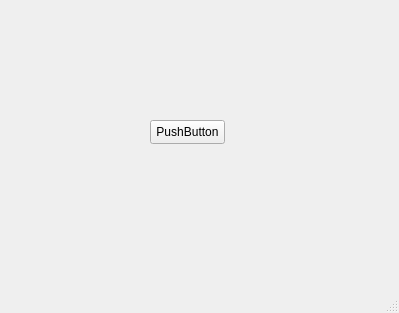
Above: sources/mainwindow.ui from Karthran/ChatQt before the change. Below: the same form after it.
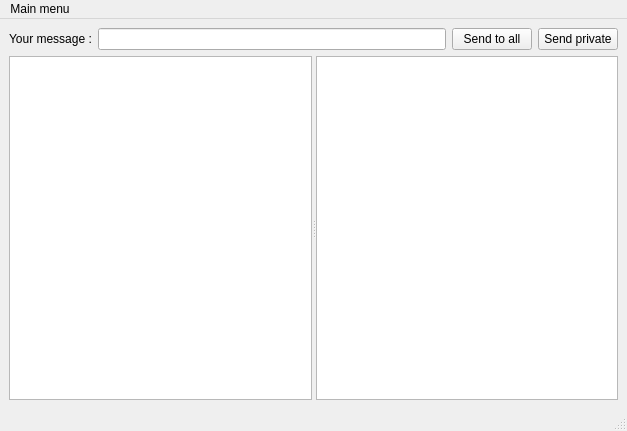
That is the form after the change.

```diff
--- a/sources/mainwindow.ui
+++ b/sources/mainwindow.ui
@@ -6,37 +6,72 @@
    <rect>
     <x>0</x>
     <y>0</y>
-    <width>399</width>
-    <height>313</height>
+    <width>627</width>
+    <height>431</height>
    </rect>
   </property>
   <property name="windowTitle">
    <string>MainWindow</string>
   </property>
   <widget class="QWidget" name="centralwidget">
-   <widget class="QPushButton" name="pushButton">
-    <property name="geometry">
-     <rect>
-      <x>150</x>
-      <y>120</y>
-      <width>75</width>
-      <height>24</height>
-     </rect>
-    </property>
-    <property name="text">
-     <string>PushButton</string>
-    </property>
-   </widget>
+   <layout class="QVBoxLayout" name="verticalLayout" stretch="0,10">
+    <item>
+     <layout class="QHBoxLayout" name="horizontalLayout">
+      <item>
+       <widget class="QLabel" name="label">
+        <property name="text">
+         <string>Your message :</string>
+        </property>
+       </widget>
+      </item>
+      <item>
+       <widget class="QLineEdit" name="messageLineEdit"/>
+      </item>
+      <item>
+       <widget class="QPushButton" name="sendMessageButton">
+        <property name="text">
+         <string>Send to all</string>
+        </property>
+       </widget>
+      </item>
+      <item>
+       <widget class="QPushButton" name="privateMessageSendButton">
+        <property name="text">
+         <string>Send private</string>
+        </property>
+       </widget>
+      </item>
+     </layout>
+    </item>
+    <item>
+     <widget class="QSplitter" name="splitter">
+      <property name="orientation">
+       <enum>Qt::Horizontal</enum>
+      </property>
+      <widget class="QTextBrowser" name="commonChatBrowser"/>
+      <widget class="QTextBrowser" name="privateChatBrowser"/>
+     </widget>
+    </item>
+   </layout>
   </widget>
   <widget class="QMenuBar" name="menubar">
    <property name="geometry">
     <rect>
      <x>0</x>
      <y>0</y>
-     <width>399</width>
+     <width>627</width>
      <height>22</height>
     </rect>
    </property>
+   <widget class="QMenu" name="menuMain_menu">
+    <property name="title">
+     <string>Main menu</string>
+    </property>
+    <addaction name="actionOpen_another_client"/>
+    <addaction name="separator"/>
+    <addaction name="actionClose_this_client"/>
+   </widget>
+   <addaction name="menuMain_menu"/>
   </widget>
   <widget class="QStatusBar" name="statusbar"/>
  </widget>
```
Left out of the diff: 10 changed lines with no effect on the pictures.
